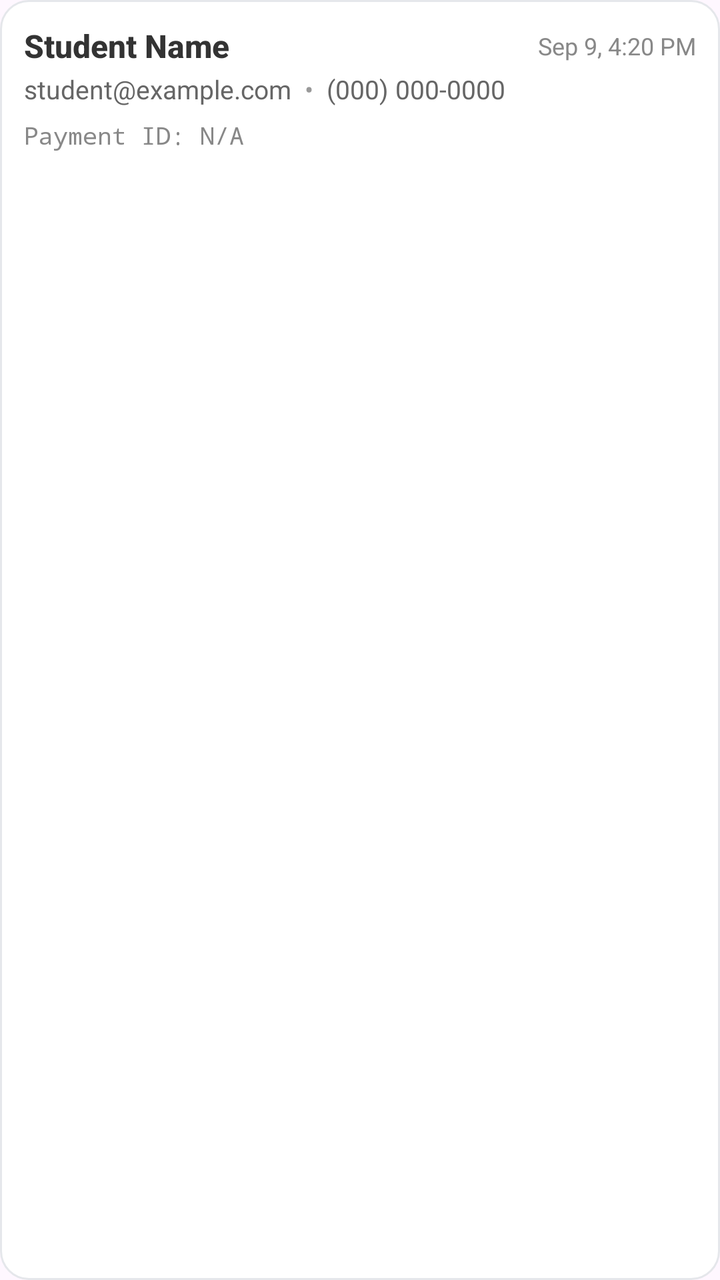
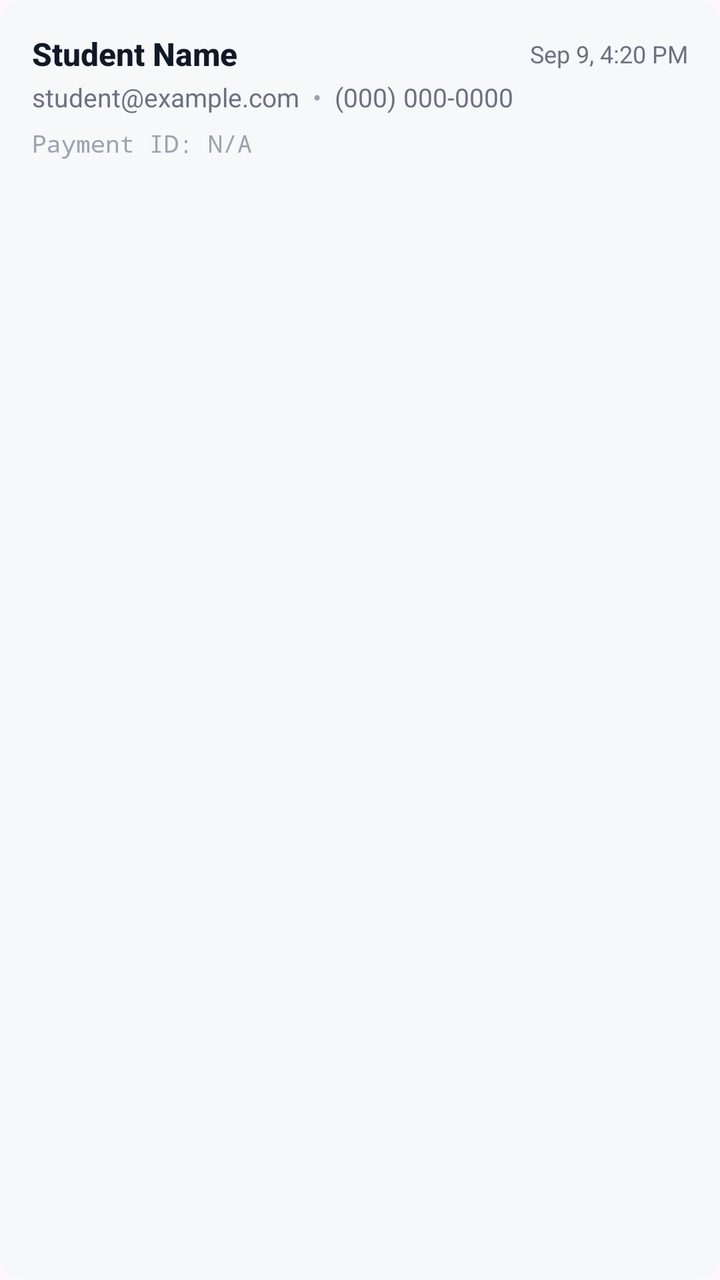

Screens rendered from an Android XML layout before and after an edit, with the pre-edit source and the edit as a unified diff.
<!-- AndroidManifest.xml: application theme Theme.Csci3130Group1 -->
<!-- res/layout/registered_student_item.xml -->
<?xml version="1.0" encoding="utf-8"?>
<LinearLayout xmlns:android="http://schemas.android.com/apk/res/android"
    android:layout_width="match_parent"
    android:layout_height="wrap_content"
    android:orientation="vertical"
    android:background="@drawable/card_background"
    android:padding="12dp"
    android:layout_marginBottom="8dp">

    
    <LinearLayout
        android:layout_width="match_parent"
        android:layout_height="wrap_content"
        android:orientation="horizontal"
        android:gravity="center_vertical">

        <TextView
            android:id="@+id/studentName"
            android:layout_width="0dp"
            android:layout_height="wrap_content"
            android:layout_weight="1"
            android:text="Student Name"
            android:textSize="16sp"
            android:textStyle="bold"
            android:textColor="#333333"
            android:fontFamily="sans-serif-medium"/>

        <TextView
            android:id="@+id/studentRegisteredAt"
            android:layout_width="wrap_content"
            android:layout_height="wrap_content"
            android:text="Sep 9, 4:20 PM"
            android:textSize="12sp"
            android:textColor="#888888"/>
    </LinearLayout>

    
    <LinearLayout
        android:layout_width="match_parent"
        android:layout_height="wrap_content"
        android:orientation="horizontal"
        android:layout_marginTop="2dp">

        <TextView
            android:id="@+id/studentEmail"
            android:layout_width="wrap_content"
            android:layout_height="wrap_content"
            android:text="student@example.com"
            android:textSize="13sp"
            android:textColor="#666666"/>

        <TextView
            android:layout_width="wrap_content"
            android:layout_height="wrap_content"
            android:text="  •  "
            android:textSize="13sp"
            android:textColor="#999999"/>

        <TextView
            android:id="@+id/studentContact"
            android:layout_width="wrap_content"
            android:layout_height="wrap_content"
            android:text="(000) 000-0000"
            android:textSize="13sp"
            android:textColor="#666666"/>
    </LinearLayout>

    
    <TextView
        android:id="@+id/studentPaymentId"
        android:layout_width="match_parent"
        android:layout_height="wrap_content"
        android:layout_marginTop="6dp"
        android:text="Payment ID: N/A"
        android:textSize="12sp"
        android:textColor="#888888"
        android:ellipsize="end"
        android:maxLines="1"
        android:fontFamily="monospace"/>

</LinearLayout>
<!-- resources referenced by this layout -->
<resources>
  <!-- drawable card_background (drawable) -->
  <?xml version="1.0" encoding="utf-8"?>
  <shape xmlns:android="http://schemas.android.com/apk/res/android">
      <solid android:color="#FFFFFF" />
      <corners android:radius="14dp" />
      <stroke android:width="1dp" android:color="#E5E7EB" />
  </shape>
  <style name="Theme.Csci3130Group1" parent="Base.Theme.Csci3130Group1" />
  <style name="Base.Theme.Csci3130Group1" parent="Theme.Material3.DayNight.NoActionBar">
          
          <item name="colorPrimary">#111827</item>
          <item name="colorOnPrimary">#FFFFFF</item>
          <item name="colorSecondary">#6B7280</item>
          <item name="colorOnSecondary">#FFFFFF</item>
          
          <item name="colorPrimaryContainer">#F3F4F6</item>
          <item name="colorOnPrimaryContainer">#111827</item>
          <item name="colorSecondaryContainer">#F3F4F6</item>
          <item name="colorOnSecondaryContainer">#111827</item>
          <item name="colorTertiary">#9CA3AF</item>
          <item name="colorSurface">#FFFFFF</item>
          <item name="colorOnSurface">#111827</item>
          <item name="colorOutline">#E5E7EB</item>
          <item name="android:navigationBarColor">#FFFFFF</item>
          <item name="android:statusBarColor">#FFFFFF</item>
      </style>
</resources>

<!-- the commit's change to res/layout/registered_student_item.xml (unified diff, before → after) -->
@@ -1,11 +1,19 @@
 <?xml version="1.0" encoding="utf-8"?>
-<LinearLayout xmlns:android="http://schemas.android.com/apk/res/android"
+<com.google.android.material.card.MaterialCardView xmlns:android="http://schemas.android.com/apk/res/android"
+    xmlns:app="http://schemas.android.com/apk/res-auto"
     android:layout_width="match_parent"
     android:layout_height="wrap_content"
-    android:orientation="vertical"
-    android:background="@drawable/card_background"
-    android:padding="12dp"
-    android:layout_marginBottom="8dp">
+    android:layout_marginBottom="8dp"
+    app:cardCornerRadius="12dp"
+    app:cardElevation="0dp"
+    app:cardBackgroundColor="#F7F8FA"
+    app:strokeWidth="0dp">
+
+    <LinearLayout
+        android:layout_width="match_parent"
+        android:layout_height="wrap_content"
+        android:orientation="vertical"
+        android:padding="16dp">
 
     
     <LinearLayout
@@ -22,7 +30,7 @@
             android:text="Student Name"
             android:textSize="16sp"
             android:textStyle="bold"
-            android:textColor="#333333"
+            android:textColor="#111827"
             android:fontFamily="sans-serif-medium"/>
 
         <TextView
@@ -31,7 +39,7 @@
             android:layout_height="wrap_content"
             android:text="Sep 9, 4:20 PM"
             android:textSize="12sp"
-            android:textColor="#888888"/>
+            android:textColor="#6B7280"/>
     </LinearLayout>
 
     
@@ -47,14 +55,14 @@
             android:layout_height="wrap_content"
             android:text="student@example.com"
             android:textSize="13sp"
-            android:textColor="#666666"/>
+            android:textColor="#6B7280"/>
 
         <TextView
             android:layout_width="wrap_content"
             android:layout_height="wrap_content"
             android:text="  •  "
             android:textSize="13sp"
-            android:textColor="#999999"/>
+            android:textColor="#9CA3AF"/>
 
         <TextView
             android:id="@+id/studentContact"
@@ -62,7 +70,7 @@
             android:layout_height="wrap_content"
             android:text="(000) 000-0000"
             android:textSize="13sp"
-            android:textColor="#666666"/>
+            android:textColor="#6B7280"/>
     </LinearLayout>
 
     
@@ -73,9 +81,10 @@
         android:layout_marginTop="6dp"
         android:text="Payment ID: N/A"
         android:textSize="12sp"
-        android:textColor="#888888"
+        android:textColor="#9CA3AF"
         android:ellipsize="end"
         android:maxLines="1"
         android:fontFamily="monospace"/>
 
-</LinearLayout>
+    </LinearLayout>
+</com.google.android.material.card.MaterialCardView>
<!-- resource entries referenced after the edit -->
@@ -1,12 +1,5 @@
 <!-- resources referenced by this layout -->
 <resources>
-  <!-- drawable card_background (drawable) -->
-  <?xml version="1.0" encoding="utf-8"?>
-  <shape xmlns:android="http://schemas.android.com/apk/res/android">
-      <solid android:color="#FFFFFF" />
-      <corners android:radius="14dp" />
-      <stroke android:width="1dp" android:color="#E5E7EB" />
-  </shape>
   <style name="Theme.Csci3130Group1" parent="Base.Theme.Csci3130Group1" />
   <style name="Base.Theme.Csci3130Group1" parent="Theme.Material3.DayNight.NoActionBar">
           
